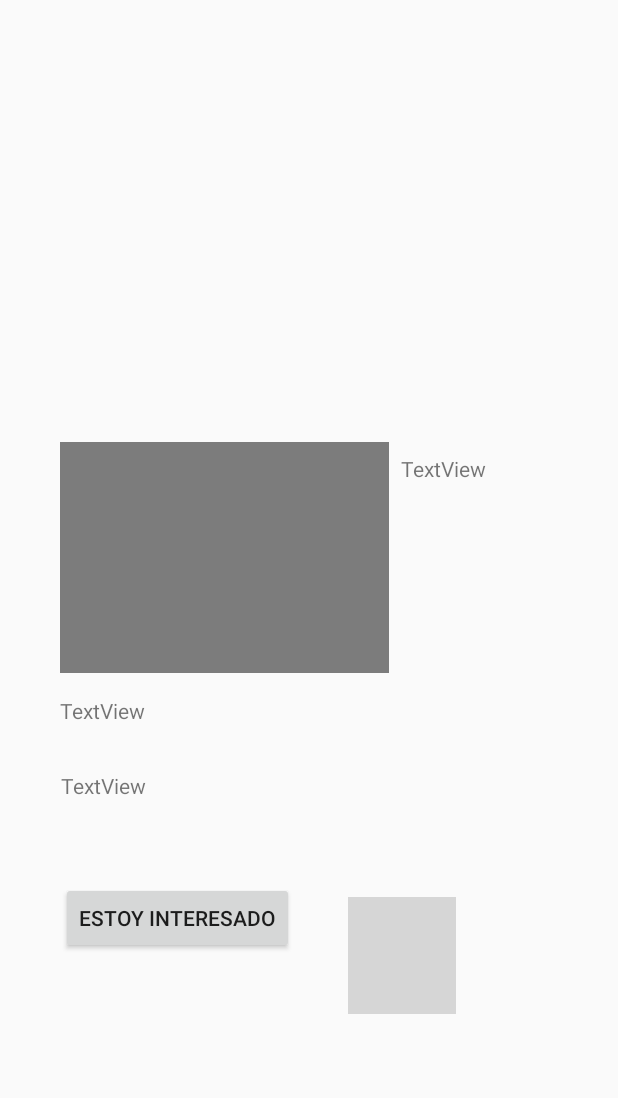
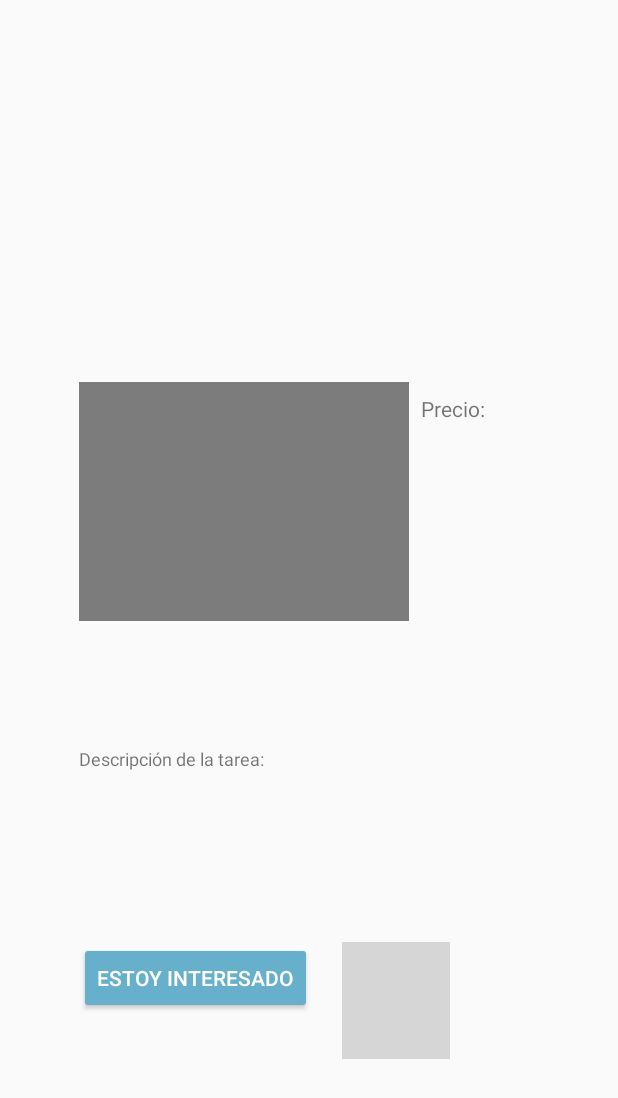
Before and after one commit to EnricCivitRovira/Helpaloo, an Android app: the layout fragment_post_description.xml on its own in the app's theme, with its tools: preview values and no code run, on a phone screen of 412 x 824 dp. Shown: the top 1098 px of the screen. Run offline under Robolectric (Android 15) with nearby library versions, the phone set to English and light mode, and no system bars; grey boxes are pictures that could not be loaded.

Commit message:
Mejoras en el chat. Mejoras en los validaciones de formulario. Solución de bug en titulo de messagebox. Mejoras visuales en postDescription. Se añaden textos para visualizar mejor la información.

```diff
--- a/app/src/main/java/com/example/helpaloo/PostDescription.java
+++ b/app/src/main/java/com/example/helpaloo/PostDescription.java
@@ -58,6 +58,7 @@ public class PostDescription extends Fragment {
         final View view = inflater.inflate(R.layout.fragment_post_description, container, false);
 
         ((MenuActivity) getActivity()).setFragmentPosition(-1);
+        ((MenuActivity) getActivity()).getSupportActionBar().setTitle("Información de tarea");
 
         contact =  view.findViewById(R.id.PDContact);
         postPhoto =  view.findViewById(R.id.PDImage);
--- a/app/src/main/res/layout/fragment_post_description.xml
+++ b/app/src/main/res/layout/fragment_post_description.xml
@@ -12,92 +12,102 @@
 
         <TextView
             android:id="@+id/PDDescription"
-            android:layout_width="318dp"
-            android:layout_height="62dp"
-            android:layout_marginStart="8dp"
-            android:layout_marginEnd="8dp"
-            android:layout_marginBottom="12dp"
-            android:text="TextView"
+            android:layout_width="311dp"
+            android:layout_height="46dp"
+            android:layout_marginBottom="64dp"
+            android:textSize="16sp"
             app:layout_constraintBottom_toTopOf="@+id/PDContact"
-            app:layout_constraintEnd_toEndOf="parent"
-            app:layout_constraintHorizontal_bias="0.415"
-            app:layout_constraintStart_toStartOf="parent" />
+            app:layout_constraintEnd_toEndOf="@+id/textView"
+            app:layout_constraintHorizontal_bias="0.0"
+            app:layout_constraintStart_toStartOf="@+id/textView" />
 
         <TextView
             android:id="@+id/PDTitle"
-            android:layout_width="177dp"
-            android:layout_height="42dp"
-            android:layout_marginStart="40dp"
-            android:layout_marginBottom="8dp"
-            android:text="TextView"
-            app:layout_constraintBottom_toTopOf="@+id/PDDescription"
-            app:layout_constraintStart_toStartOf="parent" />
+            android:layout_width="313dp"
+            android:layout_height="35dp"
+            android:layout_marginBottom="32dp"
+            android:textSize="20sp"
+            app:layout_constraintBottom_toTopOf="@+id/textView"
+            app:layout_constraintEnd_toEndOf="@+id/PDImage"
+            app:layout_constraintHorizontal_bias="0.0"
+            app:layout_constraintStart_toStartOf="@+id/PDImage" />
 
         <TextView
             android:id="@+id/PDPrice"
             android:layout_width="69dp"
             android:layout_height="44dp"
             android:layout_marginStart="8dp"
-            android:layout_marginTop="8dp"
-            android:layout_marginEnd="88dp"
-            android:text="TextView"
-            app:layout_constraintEnd_toEndOf="parent"
-            app:layout_constraintHorizontal_bias="0.0"
-            app:layout_constraintStart_toEndOf="@+id/PDImage"
-            app:layout_constraintTop_toTopOf="@+id/PDImage" />
+            android:layout_marginBottom="88dp"
+            android:textSize="20sp"
+            app:layout_constraintBottom_toBottomOf="@+id/PDImage"
+            app:layout_constraintStart_toEndOf="@+id/PDImage" />
 
         <ImageView
             android:id="@+id/PDImage"
-            android:layout_width="219dp"
-            android:layout_height="154dp"
+            android:layout_width="220dp"
+            android:layout_height="159dp"
             android:layout_marginStart="8dp"
-            android:layout_marginTop="32dp"
-            android:layout_marginEnd="8dp"
-            android:layout_marginBottom="8dp"
+            android:layout_marginEnd="136dp"
+            android:layout_marginBottom="16dp"
             android:src="@android:drawable/screen_background_dark_transparent"
             app:layout_constraintBottom_toTopOf="@+id/PDTitle"
             app:layout_constraintEnd_toEndOf="parent"
-            app:layout_constraintHorizontal_bias="0.181"
-            app:layout_constraintStart_toStartOf="parent"
-            app:layout_constraintTop_toTopOf="parent"
-            app:layout_constraintVertical_bias="0.974" />
+            app:layout_constraintHorizontal_bias="0.936"
+            app:layout_constraintStart_toStartOf="parent" />
 
         <Button
             android:id="@+id/PDContact"
+            style="@style/Widget.AppCompat.Button.Colored"
             android:layout_width="wrap_content"
             android:layout_height="wrap_content"
-            android:layout_marginStart="8dp"
-            android:layout_marginEnd="8dp"
-            android:layout_marginBottom="188dp"
+            android:layout_marginBottom="148dp"
             android:text="Estoy Interesado"
             app:layout_constraintBottom_toBottomOf="parent"
-            app:layout_constraintEnd_toStartOf="@+id/profilePicturePostDescription"
-            app:layout_constraintHorizontal_bias="0.533"
-            app:layout_constraintStart_toStartOf="parent" />
+            app:layout_constraintStart_toStartOf="@+id/PDDescription" />
 
         <ImageView
             android:id="@+id/profilePicturePostDescription"
             android:layout_width="72dp"
             android:layout_height="78dp"
-            android:layout_marginTop="8dp"
-            android:layout_marginEnd="108dp"
-            android:layout_marginBottom="8dp"
-            app:layout_constraintBottom_toTopOf="@+id/userNamePostDescription"
-            app:layout_constraintEnd_toEndOf="parent"
+            android:layout_marginStart="20dp"
+            app:layout_constraintStart_toEndOf="@+id/PDContact"
             app:layout_constraintTop_toTopOf="@+id/PDContact"
-            app:layout_constraintVertical_bias="0.166"
             tools:src="@tools:sample/avatars" />
 
         <TextView
             android:id="@+id/userNamePostDescription"
-            android:layout_width="77dp"
-            android:layout_height="22dp"
+            android:layout_width="87dp"
+            android:layout_height="32dp"
+            android:layout_marginTop="8dp"
+            android:textSize="12sp"
+            app:layout_constraintEnd_toEndOf="@+id/profilePicturePostDescription"
+            app:layout_constraintHorizontal_bias="0.466"
+            app:layout_constraintStart_toStartOf="@+id/profilePicturePostDescription"
+            app:layout_constraintTop_toBottomOf="@+id/profilePicturePostDescription" />
+
+        <TextView
+            android:id="@+id/textView"
+            android:layout_width="wrap_content"
+            android:layout_height="wrap_content"
+            android:layout_marginBottom="4dp"
+            android:text="Descripción de la tarea:"
+            android:textSize="12dp"
+            app:layout_constraintBottom_toTopOf="@+id/PDDescription"
+            app:layout_constraintEnd_toEndOf="@+id/PDTitle"
+            app:layout_constraintHorizontal_bias="0.0"
+            app:layout_constraintStart_toStartOf="@+id/PDTitle" />
+
+        <TextView
+            android:id="@+id/textViewPrice"
+            android:layout_width="wrap_content"
+            android:layout_height="wrap_content"
             android:layout_marginStart="8dp"
-            android:layout_marginEnd="108dp"
-            android:layout_marginBottom="108dp"
-            app:layout_constraintBottom_toBottomOf="parent"
-            app:layout_constraintEnd_toEndOf="parent"
-            app:layout_constraintHorizontal_bias="1.0"
-            app:layout_constraintStart_toStartOf="parent" />
+            android:layout_marginTop="8dp"
+            android:layout_marginEnd="8dp"
+            android:text="Precio:"
+            app:layout_constraintEnd_toEndOf="@+id/PDPrice"
+            app:layout_constraintHorizontal_bias="0.0"
+            app:layout_constraintStart_toEndOf="@+id/PDImage"
+            app:layout_constraintTop_toTopOf="@+id/PDImage" />
     </androidx.constraintlayout.widget.ConstraintLayout>
 </FrameLayout>
--- a/app/src/main/res/layout/fragment_profile.xml
+++ b/app/src/main/res/layout/fragment_profile.xml
@@ -78,7 +78,7 @@
 
         <Button
             android:id="@+id/signOut"
-            style="@style/Widget.AppCompat.Button.Colored"
+            style="@style/Widget.AppCompat.Button.ButtonBar.AlertDialog"
             android:layout_width="wrap_content"
             android:layout_height="wrap_content"
             android:layout_marginStart="8dp"
@@ -92,6 +92,7 @@
 
         <Button
             android:id="@+id/saveChanges"
+            style="@style/Widget.AppCompat.Button.Colored"
             android:layout_width="wrap_content"
             android:layout_height="48dp"
             android:layout_marginStart="8dp"
--- a/app/src/main/res/layout/message.xml
+++ b/app/src/main/res/layout/message.xml
@@ -5,13 +5,14 @@
 
     <TextView
         android:id="@+id/messageInfo"
-        android:layout_width="323dp"
-        android:layout_height="42dp"
+        android:layout_width="308dp"
+        android:layout_height="47dp"
         android:text="TextView" />
 
     <TextView
         android:id="@+id/messageFrom"
         android:layout_width="match_parent"
         android:layout_height="wrap_content"
+        android:paddingLeft="27dp"
         android:text="TextView" />
 </LinearLayout>
--- a/app/src/main/res/layout/post.xml
+++ b/app/src/main/res/layout/post.xml
@@ -45,10 +45,11 @@
 
             <TextView
                 android:id="@+id/postPrice"
-                android:layout_width="92dp"
-                android:layout_height="49dp"
+                android:layout_width="103dp"
+                android:layout_height="61dp"
                 android:layout_marginStart="8dp"
                 android:layout_marginTop="8dp"
+                android:textSize="20sp"
                 android:layout_marginEnd="8dp"
                 app:layout_constraintBottom_toBottomOf="@+id/postTitle"
                 app:layout_constraintEnd_toEndOf="parent"
```
Also changed, not shown: app/src/main/java/com/example/helpaloo/AddPost.java (+37 -4 lines), app/src/main/java/com/example/helpaloo/ForeignProfile.java (+5 -43 lines), app/src/main/java/com/example/helpaloo/MainActivity.java (+17 -1 lines), app/src/main/java/com/example/helpaloo/MessageBox.java (+25 -44 lines), app/src/main/java/com/example/helpaloo/MessagesListAdapter.java (+17 -6 lines), app/src/main/java/com/example/helpaloo/RegisterActivity.java (+41 -1 lines), app/src/main/res/layout/fragment_foreign_profile.xml (+61 -27 lines), app/src/main/res/layout/fragment_messagebox.xml (+11 -10 lines).
